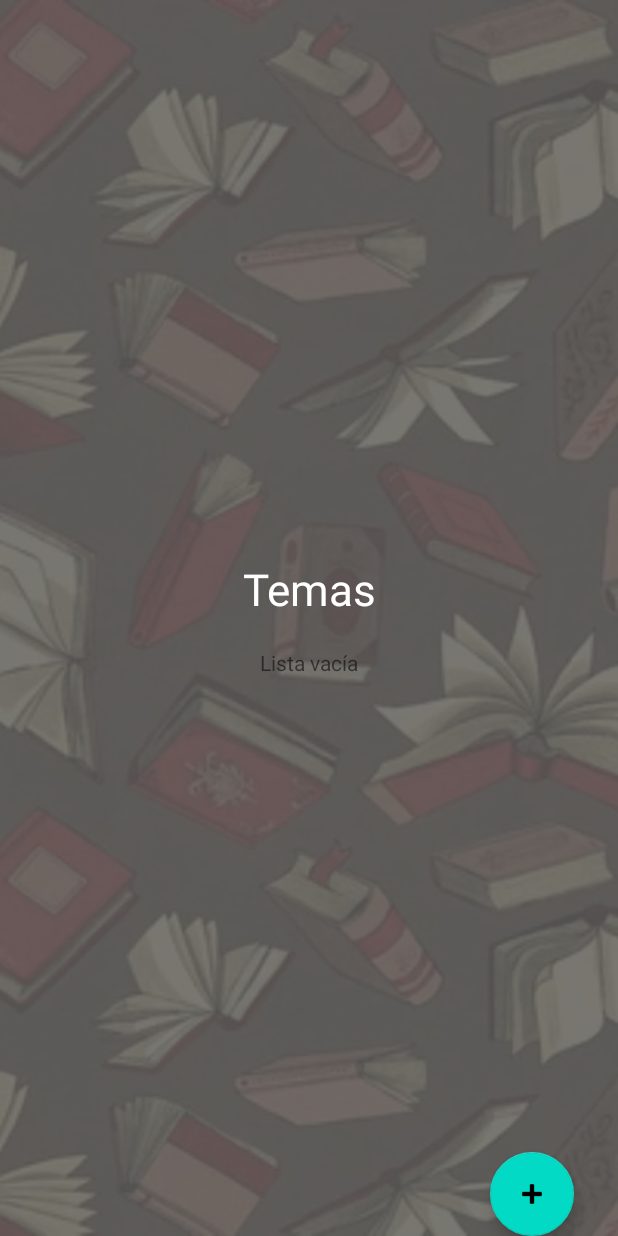
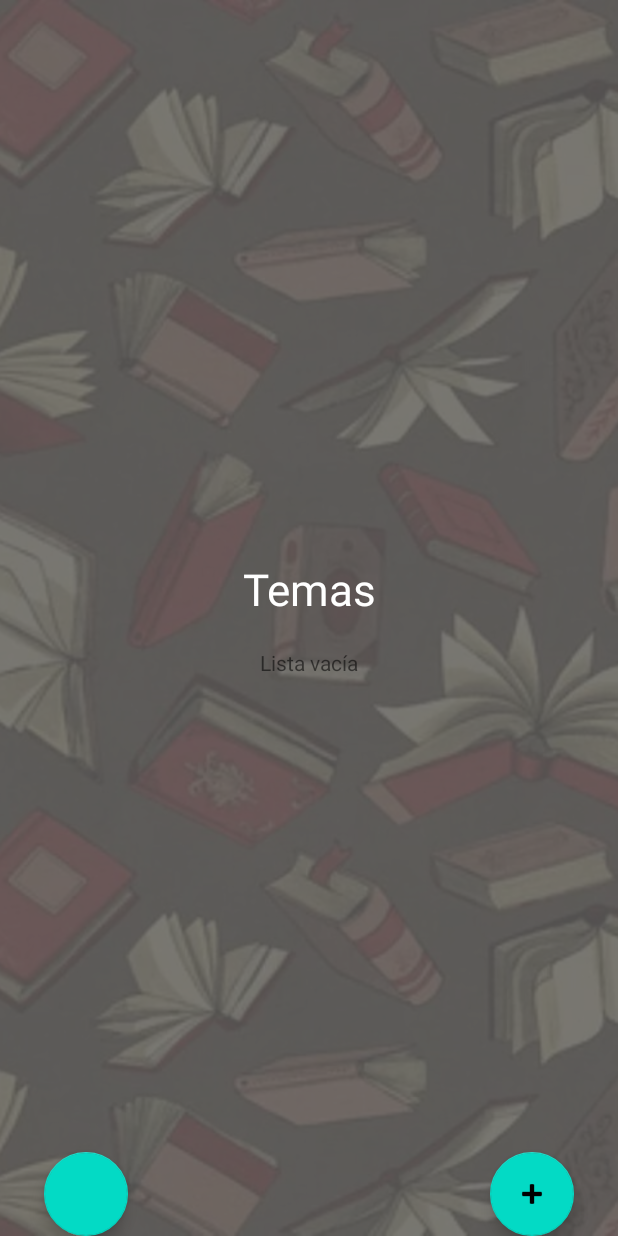
Before and after one commit to PablitoPy/Bitacora2020, an Android app: the TemasListView screen opened directly, with no data from a screen before it, on a phone screen of 412 x 824 dp. Run offline under Robolectric (Android 15) with nearby library versions, the phone set to English and light mode, and no system bars; 2 statements that could not run were skipped.

Commit message:
pantallas 100%

```diff
--- a/app/src/main/res/layout/list_view_temas.xml
+++ b/app/src/main/res/layout/list_view_temas.xml
@@ -24,6 +24,20 @@
 		android:clickable="true"
 		android:onClick="lanzarCrearTemas"
 		app:srcCompat="@android:drawable/ic_input_add" />
+
+	<com.google.android.material.floatingactionbutton.FloatingActionButton
+		android:id="@+id/floatingActionButton2"
+		android:layout_width="wrap_content"
+		android:layout_height="wrap_content"
+
+		android:layout_alignParentLeft="true"
+		android:layout_alignParentBottom="true"
+
+		android:layout_marginLeft="29dp"
+		android:layout_marginBottom="32dp"
+		android:clickable="true"
+		android:onClick="lanzarVerDatosGrupos"
+		app:srcCompat="@android:drawable/ic_media_fullscreen" />
 
 	<LinearLayout
 		android:layout_width="match_parent"
```
